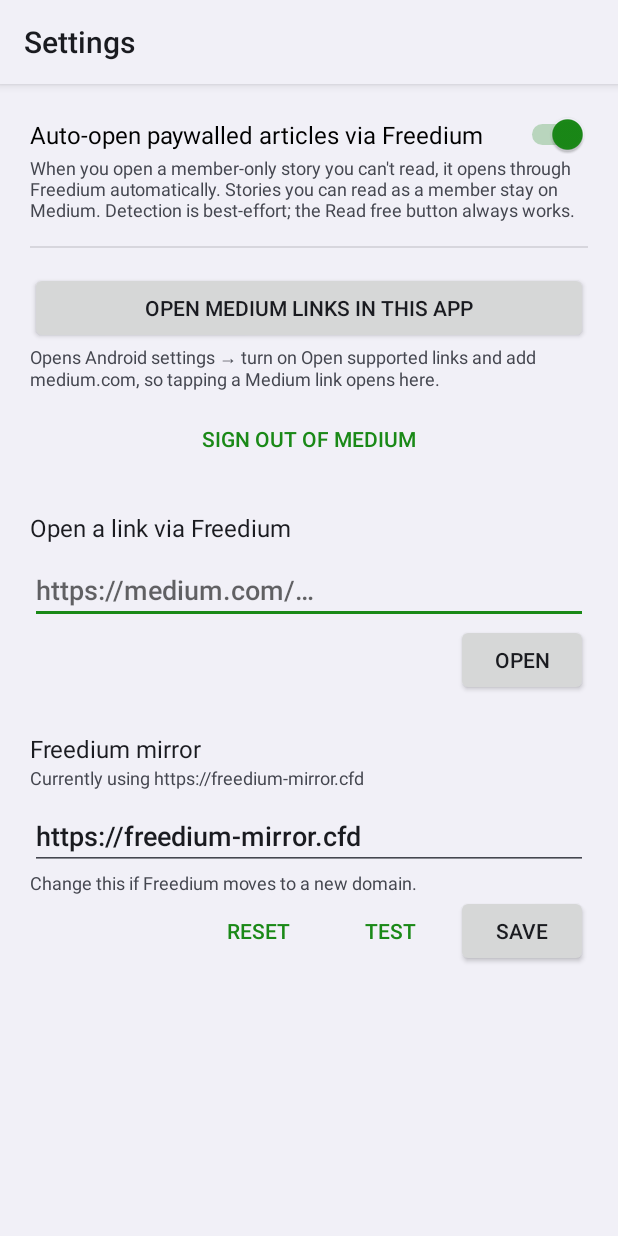
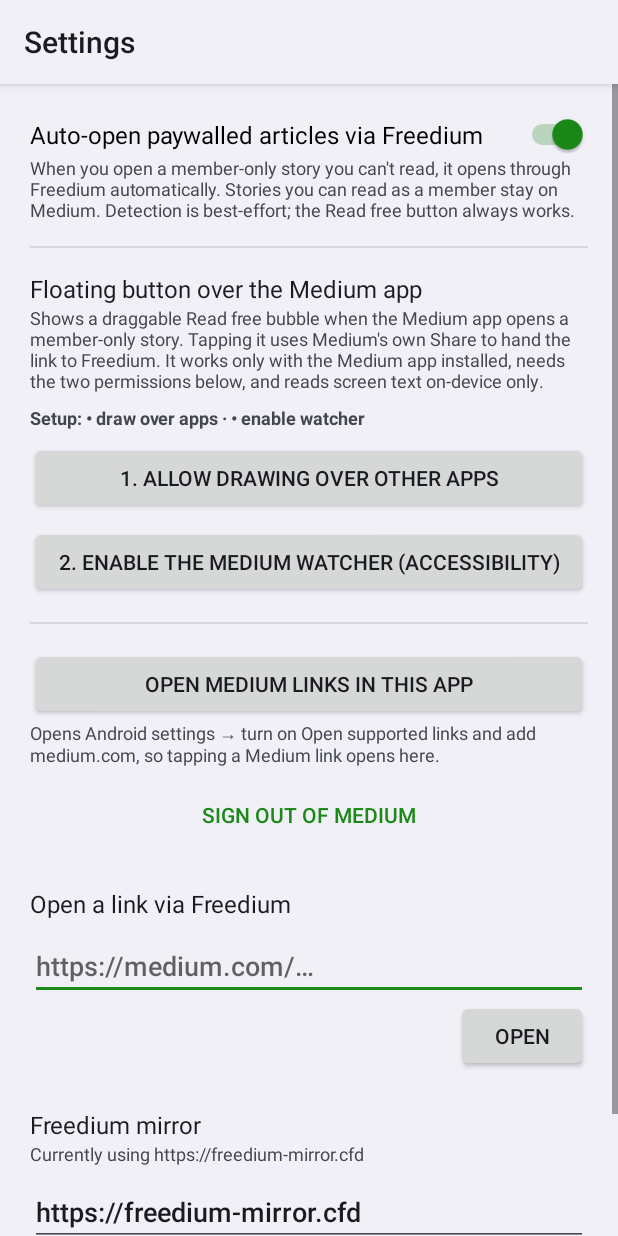
Before and after one commit to MrBadasss/FreediumPro, an Android app: the SettingsActivity screen opened directly, with no data from a screen before it, on a phone screen of 412 x 824 dp. Run offline under Robolectric (Android 15) with nearby library versions, the phone set to English and light mode, and no system bars.

Commit message:
Add opt-in floating bubble over the native Medium app
MediumWatchService is an accessibility service scoped to com.medium.reader
that detects the on-screen "Member-only" marker (the accessibility analogue of
the userscript's DOM check) and floats a draggable "Read free" bubble. Tapping
it triggers Medium's Share so the article URL can be handed to the Freedium
reader; the chooser entry is auto-selected when found.

- SYSTEM_ALERT_WINDOW permission + accessibility service, both opt-in
- Settings gains a setup section with permission shortcuts and live status
- Screen text is read on-device only and never leaves the device

Verified on emulator: builds, service binds and runs without crashing,
overlay + accessibility enable flows and status reporting work. The live
bubble over the real Medium app needs a physical device (the arm64 Medium app
does not run on the x86 emulator).

```diff
--- a/app/build.gradle.kts
+++ b/app/build.gradle.kts
@@ -19,8 +19,8 @@ android {
         minSdk = 29
         // 35 keeps the classic (non edge-to-edge, non predictive-back) window behaviour.
         targetSdk = 35
-        versionCode = 4
-        versionName = "3.1"
+        versionCode = 5
+        versionName = "3.2"
     }
 
     signingConfigs {
--- a/app/src/main/java/app/freediumshare/SettingsActivity.java
+++ b/app/src/main/java/app/freediumshare/SettingsActivity.java
@@ -2,10 +2,12 @@ package app.freediumshare;
 
 import android.app.Activity;
 import android.app.AlertDialog;
+import android.content.ComponentName;
 import android.content.Intent;
 import android.net.Uri;
 import android.os.Bundle;
 import android.provider.Settings;
+import android.text.TextUtils;
 import android.webkit.CookieManager;
 import android.webkit.WebStorage;
 import android.widget.CompoundButton;
@@ -44,7 +46,58 @@ public class SettingsActivity extends Activity {
         autoRoute.setChecked(Prefs.autoRoute(this));
         autoRoute.setOnCheckedChangeListener((CompoundButton b, boolean on) -> Prefs.setAutoRoute(this, on));
 
+        findViewById(R.id.overlay_button).setOnClickListener(v -> requestOverlay());
+        findViewById(R.id.a11y_button).setOnClickListener(v -> openAccessibilitySettings());
+
         showMirror();
+    }
+
+    @Override
+    protected void onResume() {
+        super.onResume();
+        showBubbleStatus();
+    }
+
+    private void showBubbleStatus() {
+        boolean overlay = Settings.canDrawOverlays(this);
+        boolean watcher = isWatcherEnabled();
+        String state = overlay && watcher ? getString(R.string.bubble_on)
+                : getString(R.string.bubble_steps,
+                        overlay ? "✓" : "•", watcher ? "✓" : "•");
+        ((TextView) findViewById(R.id.bubble_status)).setText(state);
+    }
+
+    private boolean isWatcherEnabled() {
+        String enabled = Settings.Secure.getString(getContentResolver(),
+                Settings.Secure.ENABLED_ACCESSIBILITY_SERVICES);
+        if (TextUtils.isEmpty(enabled)) return false;
+        String me = new ComponentName(this, MediumWatchService.class).flattenToString();
+        for (String part : enabled.split(":")) {
+            if (part.equalsIgnoreCase(me)) return true;
+        }
+        return false;
+    }
+
+    private void requestOverlay() {
+        if (Settings.canDrawOverlays(this)) {
+            Toast.makeText(this, R.string.overlay_granted, Toast.LENGTH_SHORT).show();
+            return;
+        }
+        try {
+            startActivity(new Intent(Settings.ACTION_MANAGE_OVERLAY_PERMISSION,
+                    Uri.parse("package:" + getPackageName())));
+        } catch (Exception e) {
+            Toast.makeText(this, R.string.open_settings_manually, Toast.LENGTH_LONG).show();
+        }
+    }
+
+    private void openAccessibilitySettings() {
+        try {
+            startActivity(new Intent(Settings.ACTION_ACCESSIBILITY_SETTINGS));
+            Toast.makeText(this, R.string.find_watcher, Toast.LENGTH_LONG).show();
+        } catch (Exception e) {
+            Toast.makeText(this, R.string.open_settings_manually, Toast.LENGTH_LONG).show();
+        }
     }
 
     private void showMirror() {
--- a/app/src/main/res/layout/activity_settings.xml
+++ b/app/src/main/res/layout/activity_settings.xml
@@ -21,6 +21,46 @@
             android:layout_height="wrap_content"
             android:text="@string/auto_route_help"
             android:textAppearance="@android:style/TextAppearance.Material.Caption" />
+
+        <View
+            android:layout_width="match_parent"
+            android:layout_height="1dp"
+            android:layout_marginVertical="16dp"
+            android:background="?android:attr/listDivider" />
+
+        <TextView
+            android:layout_width="match_parent"
+            android:layout_height="wrap_content"
+            android:text="@string/bubble_title"
+            android:textAppearance="@android:style/TextAppearance.Material.Subhead" />
+
+        <TextView
+            android:layout_width="match_parent"
+            android:layout_height="wrap_content"
+            android:text="@string/bubble_help"
+            android:textAppearance="@android:style/TextAppearance.Material.Caption" />
+
+        <TextView
+            android:id="@+id/bubble_status"
+            android:layout_width="match_parent"
+            android:layout_height="wrap_content"
+            android:layout_marginTop="8dp"
+            android:textStyle="bold"
+            android:textAppearance="@android:style/TextAppearance.Material.Caption" />
+
+        <Button
+            android:id="@+id/overlay_button"
+            android:layout_width="match_parent"
+            android:layout_height="wrap_content"
+            android:layout_marginTop="8dp"
+            android:text="@string/grant_overlay" />
+
+        <Button
+            android:id="@+id/a11y_button"
+            android:layout_width="match_parent"
+            android:layout_height="wrap_content"
+            android:layout_marginTop="8dp"
+            android:text="@string/enable_watcher" />
 
         <View
             android:layout_width="match_parent"
--- a/app/src/main/res/values/strings.xml
+++ b/app/src/main/res/values/strings.xml
@@ -45,6 +45,19 @@
     <string name="mirror_unreachable">Mirror did not respond</string>
     <string name="open_settings_manually">Open Settings → Apps → Freedium → Open by default</string>
 
+    <string name="a11y_label">Medium paywall watcher</string>
+    <string name="a11y_desc">Watches only the Medium app and floats a "Read free" bubble on member-only articles. It reads on-screen text on your device to detect the paywall; nothing is sent anywhere.</string>
+    <string name="bubble_title">Floating button over the Medium app</string>
+    <string name="bubble_help">Shows a draggable "Read free" bubble when the Medium app opens a member-only story. Tapping it uses Medium\'s own Share to hand the link to Freedium. It works only with the Medium app installed, needs the two permissions below, and reads screen text on-device only.</string>
+    <string name="bubble_on">● Active — open a member-only story in the Medium app</string>
+    <string name="bubble_steps">Setup: %1$s draw over apps · %2$s enable watcher</string>
+    <string name="grant_overlay">1. Allow drawing over other apps</string>
+    <string name="enable_watcher">2. Enable the Medium watcher (Accessibility)</string>
+    <string name="overlay_granted">Already allowed</string>
+    <string name="overlay_needed">Allow "draw over other apps" in settings to show the bubble</string>
+    <string name="find_watcher">Find "Medium paywall watcher" under Installed apps and turn it on</string>
+    <string name="tap_share_manually">Open Medium\'s Share, then pick "Read on Freedium"</string>
+
     <string name="refresh">Refresh</string>
     <string name="share_link">Share Freedium link</string>
     <string name="copy_link">Copy link</string>
```
Also changed, not shown: app/src/main/AndroidManifest.xml (+15 -0 lines), app/src/main/java/app/freediumshare/MediumWatchService.java (added, +188 -0 lines), app/src/main/res/layout/bubble.xml (added, +13 -0 lines), app/src/main/res/xml/medium_accessibility_config.xml (added, +8 -0 lines), 1 other file.
